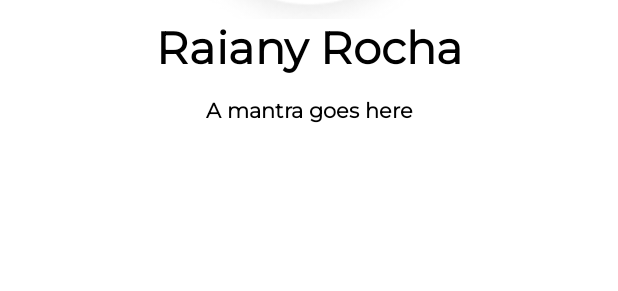
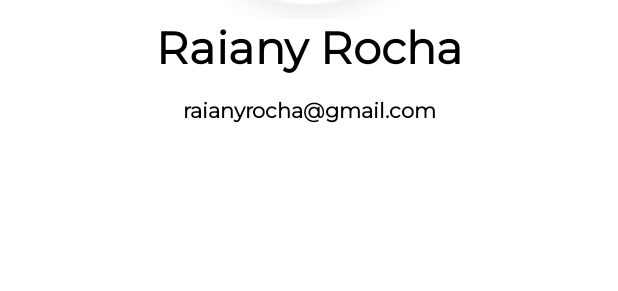
Before and after one commit to Luiz-Filipee/OrgsApp, an Android app: the layout activity_perfil_user.xml on its own in the app's theme, with its tools: preview values and no code run, on a phone screen of 412 x 824 dp. Shown: the part 413-704 px from the top of the screen. Run offline under Robolectric (Android 15) with nearby library versions, the phone set to English and light mode, and no system bars.

Commit message:
feat: alterando layouts usuario, menus

```diff
--- a/app/src/main/res/layout/activity_edita_user.xml
+++ b/app/src/main/res/layout/activity_edita_user.xml
@@ -68,6 +68,7 @@
             android:layout_width="match_parent"
             android:layout_height="wrap_content"
             android:hint="@string/nome"
+            android:editable="true"
             android:inputType="textCapWords" />
 
     </com.google.android.material.textfield.TextInputLayout>
@@ -88,6 +89,8 @@
             android:layout_width="match_parent"
             android:layout_height="wrap_content"
             android:hint="@string/email"
+            android:editable="true"
+
             android:inputType="textEmailAddress" />
 
     </com.google.android.material.textfield.TextInputLayout>
--- a/app/src/main/res/layout/activity_login.xml
+++ b/app/src/main/res/layout/activity_login.xml
@@ -10,7 +10,7 @@
     <androidx.constraintlayout.widget.ConstraintLayout
         android:layout_width="match_parent"
         android:layout_height="wrap_content"
-        tools:context=".ui.activity.produto.FormularioProdutoActivity">
+        tools:context=".ui.activity.user.LoginActivity">
 
         <com.google.android.material.floatingactionbutton.FloatingActionButton
             android:id="@+id/activity_login_ajuda"
--- a/app/src/main/res/layout/activity_perfil_user.xml
+++ b/app/src/main/res/layout/activity_perfil_user.xml
@@ -94,7 +94,7 @@
             tools:text="Raiany Rocha" />
 
         <TextView
-            android:id="@+id/perfil_bio_user"
+            android:id="@+id/perfil_email_user"
             android:layout_width="wrap_content"
             android:layout_height="wrap_content"
             android:layout_marginTop="8dp"
@@ -103,7 +103,7 @@
             app:layout_constraintEnd_toEndOf="parent"
             app:layout_constraintStart_toStartOf="parent"
             app:layout_constraintTop_toBottomOf="@+id/perfil_nome_user"
-            tools:text="A mantra goes here" />
+            tools:text="raianyrocha@gmail.com" />
 
         <com.google.android.material.bottomnavigation.BottomNavigationView
             android:id="@+id/bottom_navigation"
--- a/app/src/main/res/values/strings.xml
+++ b/app/src/main/res/values/strings.xml
@@ -15,8 +15,8 @@
     <string name="url_da_imagem">URL da imagem</string>
     <string name="remove">remove</string>
     <string name="edita">Edita</string>
-    <string name="valor_asc">Valor</string>
-    <string name="valor_desc">Valor</string>
+    <string name="valor_asc">Maior Valor</string>
+    <string name="valor_desc">Menor Valor</string>
     <string name="descricao_asc">Descricao Asc</string>
     <string name="descricao_desc">Descricao Desc</string>
     <string name="nome_asc">Nome</string>
```
Also changed, not shown: app/src/main/res/menu/menu_ordena_itens.xml (+2 -6 lines).
